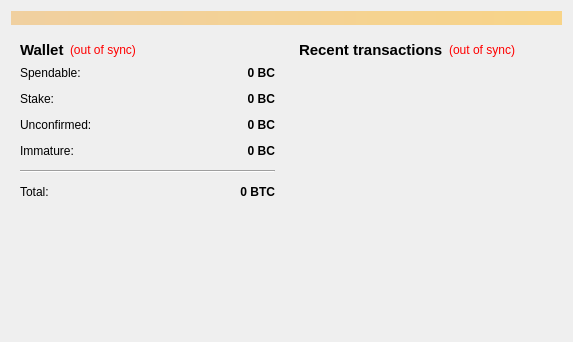
First picture: the form in src/qt/forms/overviewpage.ui, repository BUZZCOINproject/buzzcoin, before the edit.
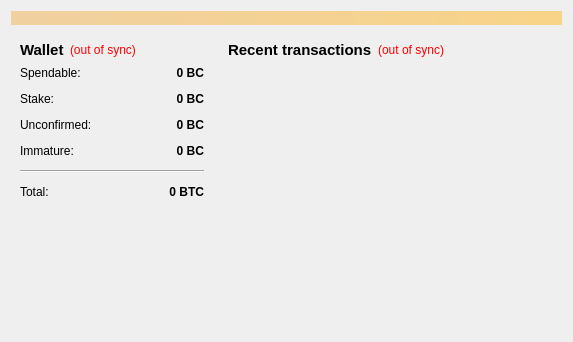
Second picture: the form after the edit.

Commit message:
fixed overlapping text in the overview transaction section
applied minimum size to the transaction list

The edit to the form file:
```diff
--- a/src/qt/forms/overviewpage.ui
+++ b/src/qt/forms/overviewpage.ui
@@ -284,6 +284,12 @@
       <layout class="QVBoxLayout" name="verticalLayout_3">
        <item>
         <widget class="QWidget" name="widget_2" native="true">
+         <property name="minimumSize">
+          <size>
+           <width>0</width>
+           <height>0</height>
+          </size>
+         </property>
          <layout class="QVBoxLayout" name="verticalLayout">
           <item>
            <layout class="QHBoxLayout" name="horizontalLayout_2">
@@ -334,6 +340,12 @@
           </item>
           <item>
            <widget class="QListView" name="listTransactions">
+            <property name="minimumSize">
+             <size>
+              <width>325</width>
+              <height>0</height>
+             </size>
+            </property>
             <property name="styleSheet">
              <string notr="true">QListView { background: transparent; }</string>
             </property>
```
